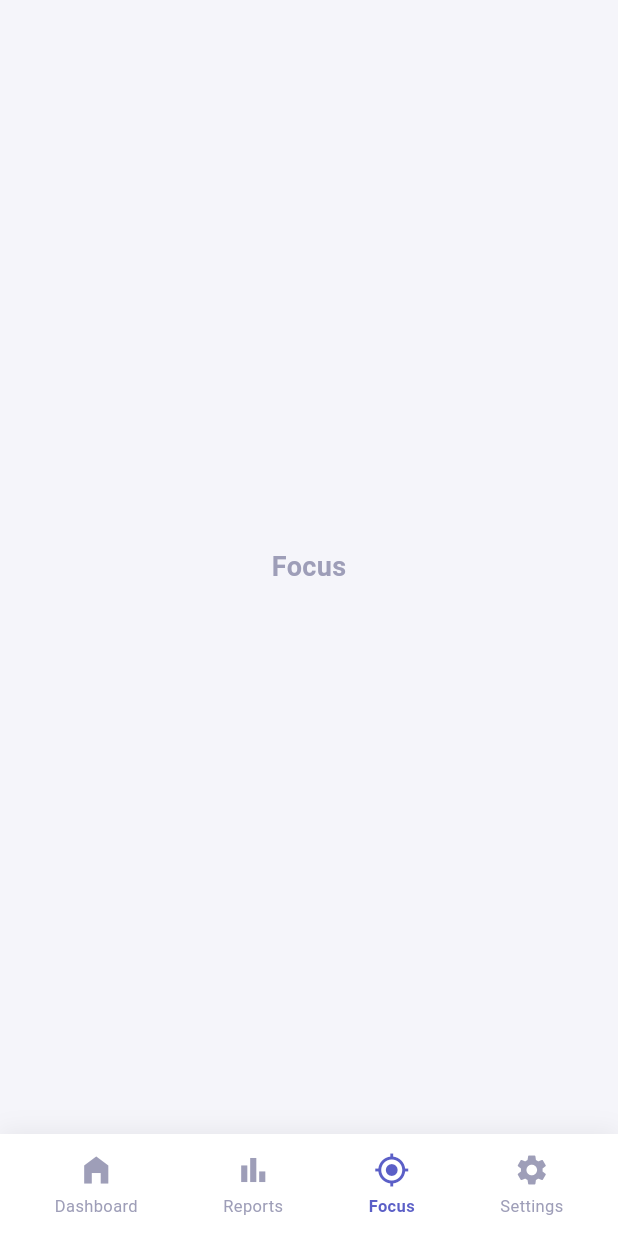
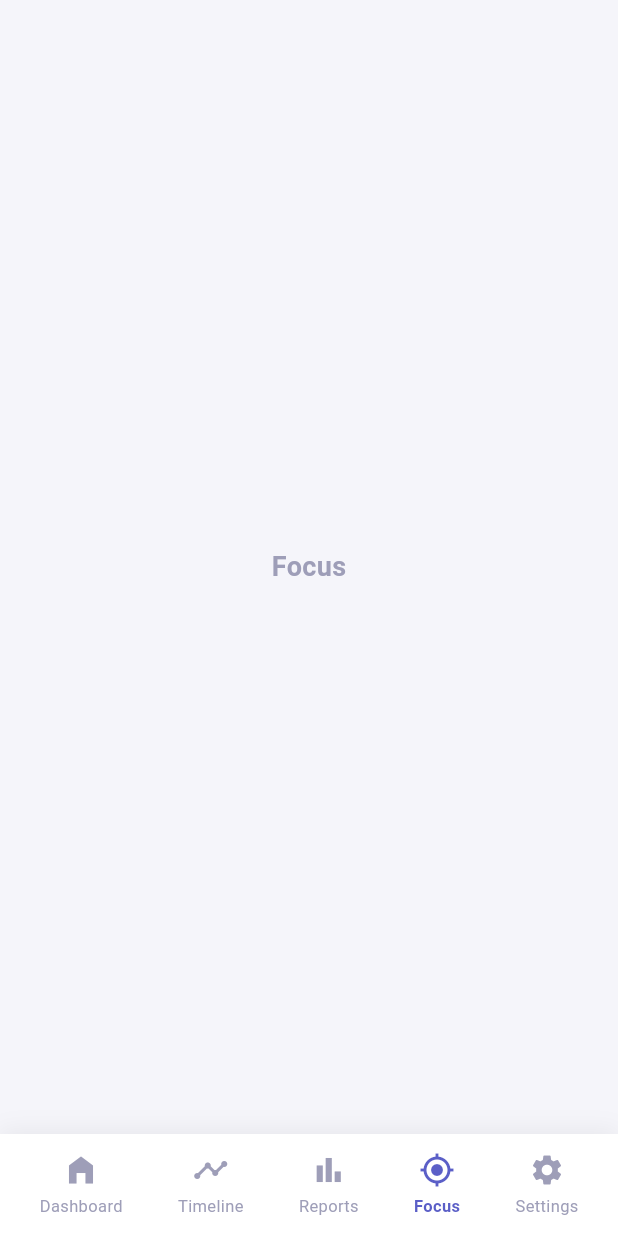
Before and after one commit to div-comcast/screentimetracker, a Flutter app: the screen it shows after launch, scrolled down 389 dp, after a tap on "Focus", on a phone screen of 412 x 824 dp. Run offline on Flutter 3.47's test engine with Material 3 defaults, Android fonts, the phone set to English and light mode, and no system bars.

Commit message:
timeline moved

```diff
--- a/lib/frontend/app.dart
+++ b/lib/frontend/app.dart
@@ -2,6 +2,7 @@ import 'package:flutter/material.dart';
 import 'theme/app_theme.dart';
 import 'screens/dashboard.dart';
 import 'screens/reports.dart';
+import 'screens/timeline.dart';
 import 'widgets/bottom_navbar.dart';
 
 /// Root widget — holds the bottom nav and swaps screens.
@@ -49,10 +50,12 @@ class _AppShellState extends State<_AppShell> {
       case 0:
         return const DashboardScreen();
       case 1:
+        return TimelineScreen();
+      case 2:
         return const ReportsScreen();
-      case 2:
+      case 3:
         return const _Placeholder(label: 'Focus');
-      case 3:
+      case 4:
         return const _Placeholder(label: 'Settings');
       default:
         return const DashboardScreen();
--- a/lib/frontend/screens/dashboard.dart
+++ b/lib/frontend/screens/dashboard.dart
@@ -5,7 +5,6 @@ import '../widgets/usage_kpi.dart';
 import '../widgets/topbar_section.dart';
 import '../widgets/appusage_tiles.dart';
 import 'sessions.dart';
-import 'timeline.dart';
 
 /// Main dashboard screen — assembles all widgets matching the design.
 class DashboardScreen extends StatefulWidget {
@@ -110,19 +109,6 @@ class _DashboardScreenState extends State<DashboardScreen> {
             const SliverToBoxAdapter(child: SizedBox(height: 16)),
 
             // ── Content based on selected tab ────────────────────
-            if (_selectedTab == 2) ...[
-              // Timeline view
-              SliverList(
-                delegate: SliverChildBuilderDelegate(
-                  (context, index) => TimelineTile(
-                    entry: dummyTimelineEntries[index],
-                    isFirst: index == 0,
-                    isLast: index == dummyTimelineEntries.length - 1,
-                  ),
-                  childCount: dummyTimelineEntries.length,
-                ),
-              ),
-            ] else ...[
               // ── Sort Header ──────────────────────────────────────
               SliverToBoxAdapter(child: _buildSortHeader()),
 
@@ -159,7 +145,6 @@ class _DashboardScreenState extends State<DashboardScreen> {
                     childCount: _filteredApps.length,
                   ),
                 ),
-            ],
 
             const SliverToBoxAdapter(child: SizedBox(height: 16)),
           ],
--- a/lib/frontend/widgets/bottom_navbar.dart
+++ b/lib/frontend/widgets/bottom_navbar.dart
@@ -37,22 +37,28 @@ class BottomNavBar extends StatelessWidget {
                 onTap: () => onTap(0),
               ),
               _NavItem(
-                icon: Icons.bar_chart,
-                label: 'Reports',
+                icon: Icons.timeline,
+                label: 'Timeline',
                 isActive: currentIndex == 1,
                 onTap: () => onTap(1),
               ),
               _NavItem(
-                icon: Icons.gps_fixed,
-                label: 'Focus',
+                icon: Icons.bar_chart,
+                label: 'Reports',
                 isActive: currentIndex == 2,
                 onTap: () => onTap(2),
               ),
               _NavItem(
+                icon: Icons.gps_fixed,
+                label: 'Focus',
+                isActive: currentIndex == 3,
+                onTap: () => onTap(3),
+              ),
+              _NavItem(
                 icon: Icons.settings,
                 label: 'Settings',
-                isActive: currentIndex == 3,
-                onTap: () => onTap(3),
+                isActive: currentIndex == 4,
+                onTap: () => onTap(4),
               ),
             ],
           ),
--- a/lib/frontend/widgets/topbar_section.dart
+++ b/lib/frontend/widgets/topbar_section.dart
@@ -12,7 +12,7 @@ class TabBarSection extends StatelessWidget {
     required this.onTabChanged,
   });
 
-  static const _labels = ['All Apps', 'By Category', 'Timeline'];
+  static const _labels = ['All Apps', 'By Category'];
 
   @override
   Widget build(BuildContext context) {
```
Also changed, not shown: lib/frontend/screens/timeline.dart (+46 -1 lines).
